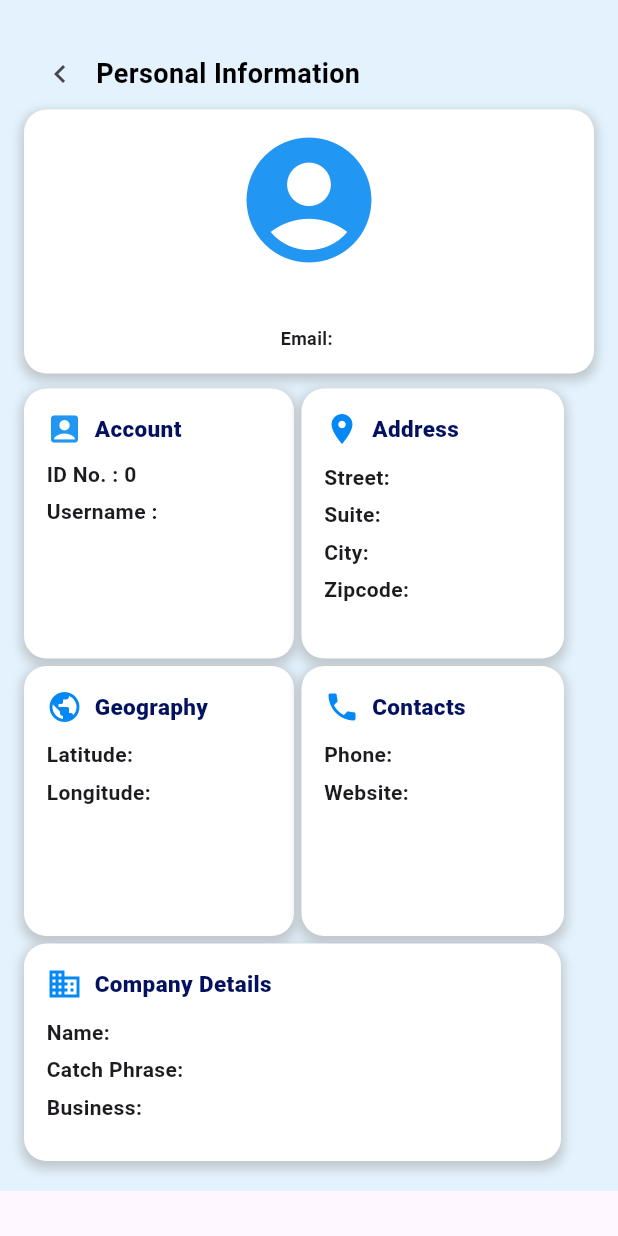
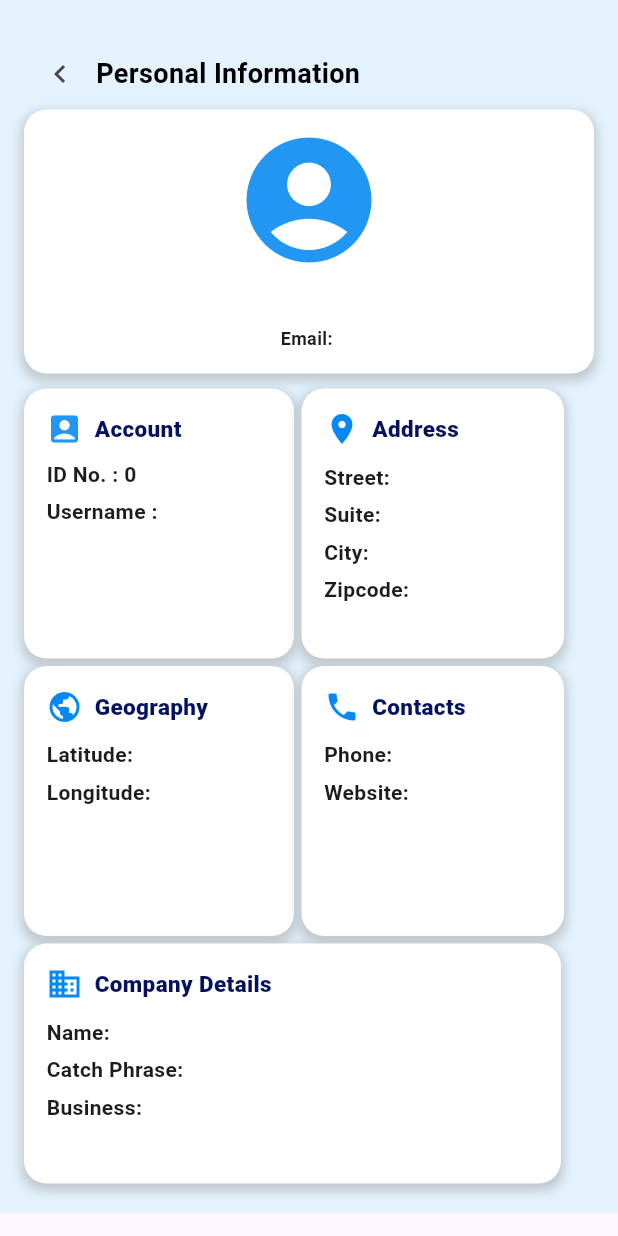
Before and after one commit to Zysrel/Flutter_Activity2, a Flutter app: the UserDetailsScreen screen opened directly with empty values, on a phone screen of 412 x 824 dp. Run offline on Flutter 3.47's test engine with Material 3 defaults, Android fonts, the phone set to English and light mode, and no system bars; network calls fail.

Commit message:
third commit

```diff
--- a/lib/main.dart
+++ b/lib/main.dart
@@ -70,7 +70,7 @@ class MainPage extends StatelessWidget {
   Widget build(BuildContext context) {
     return const MaterialApp(
       debugShowCheckedModeBanner: false,
-      title: 'User List App',
+      title: 'user-list',
       home: UserListScreen(),
     );
   }
@@ -109,9 +109,9 @@ class _UserListScreenState extends State<UserListScreen> {
     return Scaffold(
       appBar: AppBar(
         title: const Text(
-          'User List',
+          'List of Users',
           style: TextStyle(
-              fontWeight: FontWeight.bold, color: Colors.blue, fontSize: 25.0),
+              fontWeight: FontWeight.bold, color: Colors.blue, fontSize: 20.0),
         ),
       ),
       body: SingleChildScrollView(
--- a/lib/userdetails_screen.dart
+++ b/lib/userdetails_screen.dart
@@ -334,7 +334,7 @@ class UserDetailsScreen extends StatelessWidget {
                       children: [
                         Container(
                           width: 358.0,
-                          height: 145.0,
+                          height: 160.0,
                           decoration: BoxDecoration(
                             color: Colors.white,
                             boxShadow: [
```
